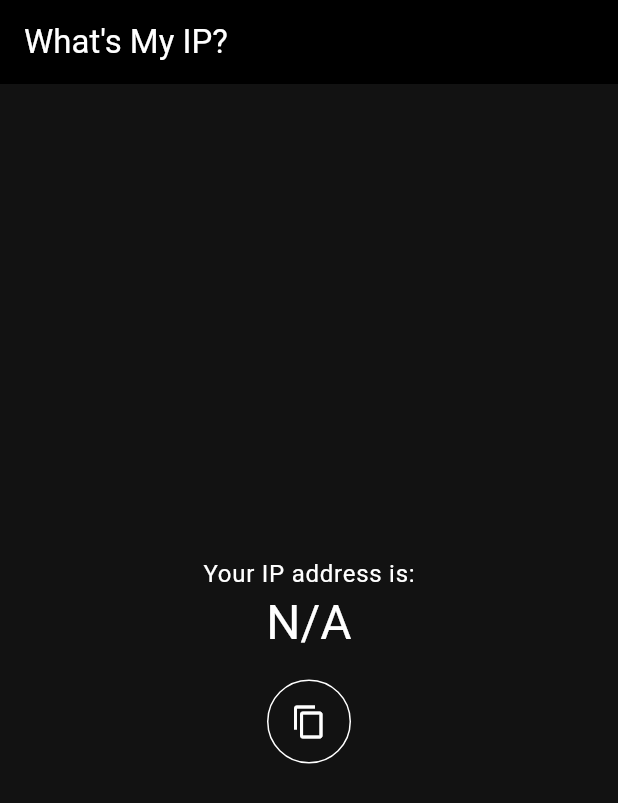
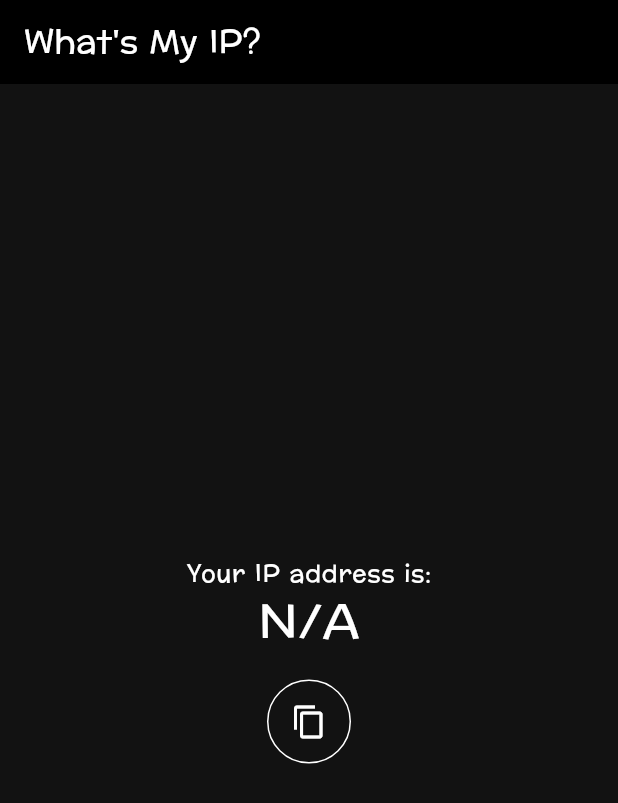
Before and after one commit to unix14/whats_my_ip, a Flutter app: the screen it shows after launch, on a phone screen of 412 x 824 dp. Shown: the top 803 px of the screen. Run offline on Flutter 3.47's test engine with Material 3 defaults, Android fonts, the phone set to English and light mode, and no system bars; missing offline and left inert: dart_ipify.

Commit message:
add font to the app

```diff
--- a/lib/main.dart
+++ b/lib/main.dart
@@ -14,6 +14,7 @@ class MyIPApp extends StatelessWidget {
       title: 'What\'s My IP?',
       theme: ThemeData(
         colorScheme: const ColorScheme.highContrastDark(brightness: Brightness.light),
+        fontFamily: 'Preahvihear',
         useMaterial3: true,
       ),
       home: const MyHomePage(title: 'What\'s My IP?'),
--- a/pubspec.yaml
+++ b/pubspec.yaml
@@ -58,6 +58,10 @@ flutter:
   # included with your application, so that you can use the icons in
   # the material Icons class.
   uses-material-design: true
+  fonts:
+    - family: Preahvihear
+      fonts:
+        - asset: assets/fonts/preahvihear_regular.ttf
 
   # To add assets to your application, add an assets section, like this:
   # assets:
```
Also changed, not shown: assets/fonts/preahvihear_regular.ttf (added), 1 other file.
